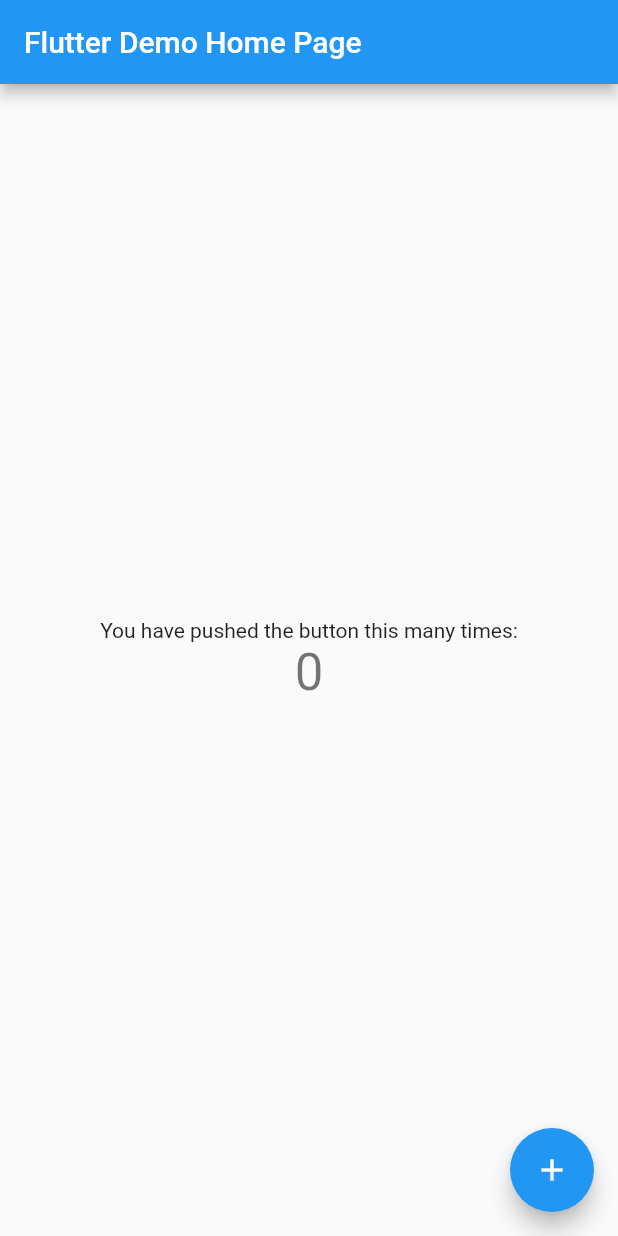
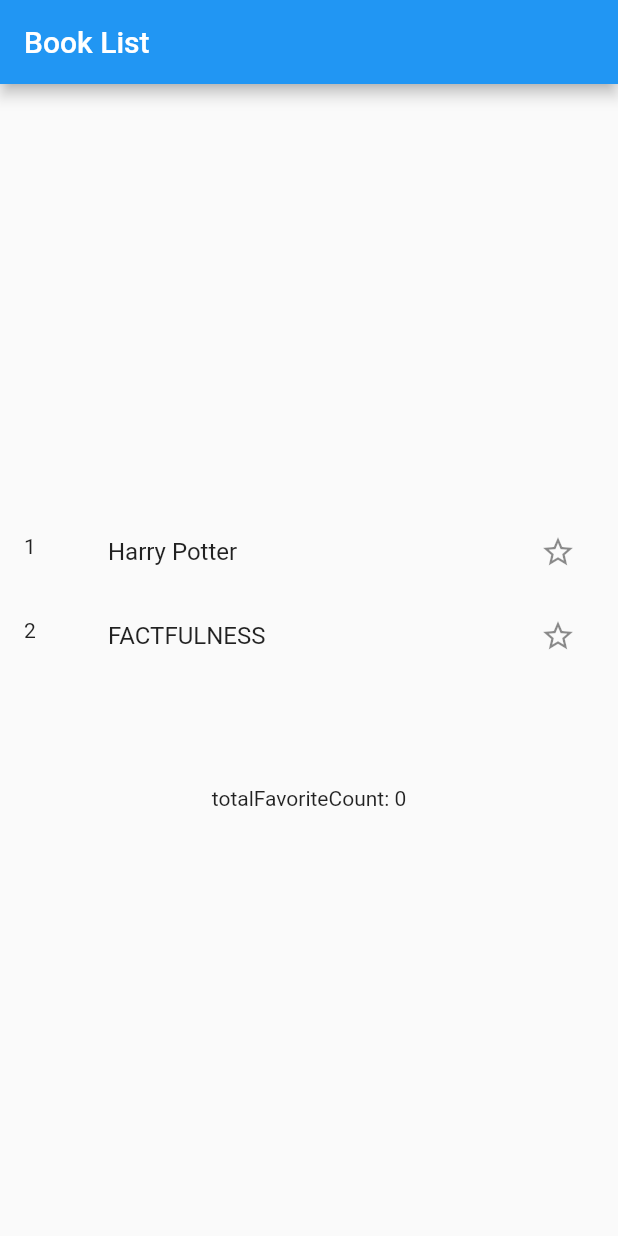
Before and after one commit to daiki1003/bookshelf_sample, a Flutter app: the screen it shows after launch, on a phone screen of 412 x 824 dp. Run offline on Flutter 3.47's test engine with Material 2 defaults, Android fonts, the phone set to English and light mode, and no system bars.

Commit message:
create before

```diff
--- a/lib/main.dart
+++ b/lib/main.dart
@@ -1,117 +1,21 @@
 import 'package:flutter/material.dart';
+
+import './screens/bookshelf_screen.dart';
 
 void main() {
   runApp(MyApp());
 }
 
 class MyApp extends StatelessWidget {
-  // This widget is the root of your application.
   @override
   Widget build(BuildContext context) {
     return MaterialApp(
       title: 'Flutter Demo',
       theme: ThemeData(
-        // This is the theme of your application.
-        //
-        // Try running your application with "flutter run". You'll see the
-        // application has a blue toolbar. Then, without quitting the app, try
-        // changing the primarySwatch below to Colors.green and then invoke
-        // "hot reload" (press "r" in the console where you ran "flutter run",
-        // or simply save your changes to "hot reload" in a Flutter IDE).
-        // Notice that the counter didn't reset back to zero; the application
-        // is not restarted.
         primarySwatch: Colors.blue,
-        // This makes the visual density adapt to the platform that you run
-        // the app on. For desktop platforms, the controls will be smaller and
-        // closer together (more dense) than on mobile platforms.
         visualDensity: VisualDensity.adaptivePlatformDensity,
       ),
-      home: MyHomePage(title: 'Flutter Demo Home Page'),
+      home: BookshelfScreen(),
     );
   }
 }
-
-class MyHomePage extends StatefulWidget {
-  MyHomePage({Key key, this.title}) : super(key: key);
-
-  // This widget is the home page of your application. It is stateful, meaning
-  // that it has a State object (defined below) that contains fields that affect
-  // how it looks.
-
-  // This class is the configuration for the state. It holds the values (in this
-  // case the title) provided by the parent (in this case the App widget) and
-  // used by the build method of the State. Fields in a Widget subclass are
-  // always marked "final".
-
-  final String title;
-
-  @override
-  _MyHomePageState createState() => _MyHomePageState();
-}
-
-class _MyHomePageState extends State<MyHomePage> {
-  int _counter = 0;
-
-  void _incrementCounter() {
-    setState(() {
-      // This call to setState tells the Flutter framework that something has
-      // changed in this State, which causes it to rerun the build method below
-      // so that the display can reflect the updated values. If we changed
-      // _counter without calling setState(), then the build method would not be
-      // called again, and so nothing would appear to happen.
-      _counter++;
-    });
-  }
-
-  @override
-  Widget build(BuildContext context) {
-    // This method is rerun every time setState is called, for instance as done
-    // by the _incrementCounter method above.
-    //
-    // The Flutter framework has been optimized to make rerunning build methods
-    // fast, so that you can just rebuild anything that needs updating rather
-    // than having to individually change instances of widgets.
-    return Scaffold(
-      appBar: AppBar(
-        // Here we take the value from the MyHomePage object that was created by
-        // the App.build method, and use it to set our appbar title.
-        title: Text(widget.title),
-      ),
-      body: Center(
-        // Center is a layout widget. It takes a single child and positions it
-        // in the middle of the parent.
-        child: Column(
-          // Column is also a layout widget. It takes a list of children and
-          // arranges them vertically. By default, it sizes itself to fit its
-          // children horizontally, and tries to be as tall as its parent.
-          //
-          // Invoke "debug painting" (press "p" in the console, choose the
-          // "Toggle Debug Paint" action from the Flutter Inspector in Android
-          // Studio, or the "Toggle Debug Paint" command in Visual Studio Code)
-          // to see the wireframe for each widget.
-          //
-          // Column has various properties to control how it sizes itself and
-          // how it positions its children. Here we use mainAxisAlignment to
-          // center the children vertically; the main axis here is the vertical
-          // axis because Columns are vertical (the cross axis would be
-          // horizontal).
-          mainAxisAlignment: MainAxisAlignment.center,
-          children: <Widget>[
-            Text(
-              'You have pushed the button this many times:',
-            ),
-            Text(
-              '$_counter',
-              style: Theme.of(context).textTheme.headline4,
-            ),
-          ],
-        ),
-      ),
-      floatingActionButton: FloatingActionButton(
-        onPressed: _incrementCounter,
-        tooltip: 'Increment',
-        child: Icon(Icons.add),
-      ), // This trailing comma makes auto-formatting nicer for build methods.
-    );
-  }
-}
--- /dev/null
+++ b/lib/screens/bookshelf_screen.dart
@@ -0,0 +1,96 @@
+import 'package:flutter/material.dart';
+
+class Book {
+  Book(this.id, this.title);
+
+  final String id;
+  final String title;
+  bool isFavorite = false;
+
+  void toggleFavorite() {
+    isFavorite = !isFavorite;
+  }
+}
+
+class BookshelfScreen extends StatefulWidget {
+  @override
+  _BookshelfScreenState createState() => _BookshelfScreenState();
+}
+
+class _BookshelfScreenState extends State {
+  List<Book> books = [
+    Book('1', 'Harry Potter'),
+    Book('2', 'FACTFULNESS'),
+  ];
+
+  void toggleFavorite(String id) {
+    setState(() {
+      books.firstWhere((book) => book.id == id).toggleFavorite();
+    });
+  }
+
+  int get favoriteCount {
+    return books.where((book) => book.isFavorite).length;
+  }
+
+  @override
+  Widget build(BuildContext context) {
+    return Scaffold(
+      appBar: AppBar(
+        title: const Text('Book List'),
+      ),
+      body: Center(
+        child: SizedBox(
+          height: 200,
+          child: Column(
+            children: [
+              Expanded(
+                child: Bookshelf(books, toggleFavorite),
+              ),
+              Center(
+                child: Text('totalFavoriteCount: $favoriteCount'),
+              ),
+            ],
+          ),
+        ),
+      ),
+    );
+  }
+}
+
+class Bookshelf extends StatelessWidget {
+  const Bookshelf(this.books, this.toggleFavorite);
+
+  final List<Book> books;
+  final Function(String) toggleFavorite;
+
+  @override
+  Widget build(BuildContext context) {
+    return ListView.builder(
+      itemCount: books.length,
+      itemBuilder: (ctx, index) => BookItem(
+        books[index],
+        toggleFavorite,
+      ),
+    );
+  }
+}
+
+class BookItem extends StatelessWidget {
+  const BookItem(this.book, this.toggleFavorite);
+
+  final Book book;
+  final Function(String) toggleFavorite;
+
+  @override
+  Widget build(BuildContext context) {
+    return ListTile(
+      leading: Text(book.id),
+      title: Text(book.title),
+      trailing: IconButton(
+        icon: Icon(book.isFavorite ? Icons.star : Icons.star_border),
+        onPressed: () => toggleFavorite(book.id),
+      ),
+    );
+  }
+}
```
